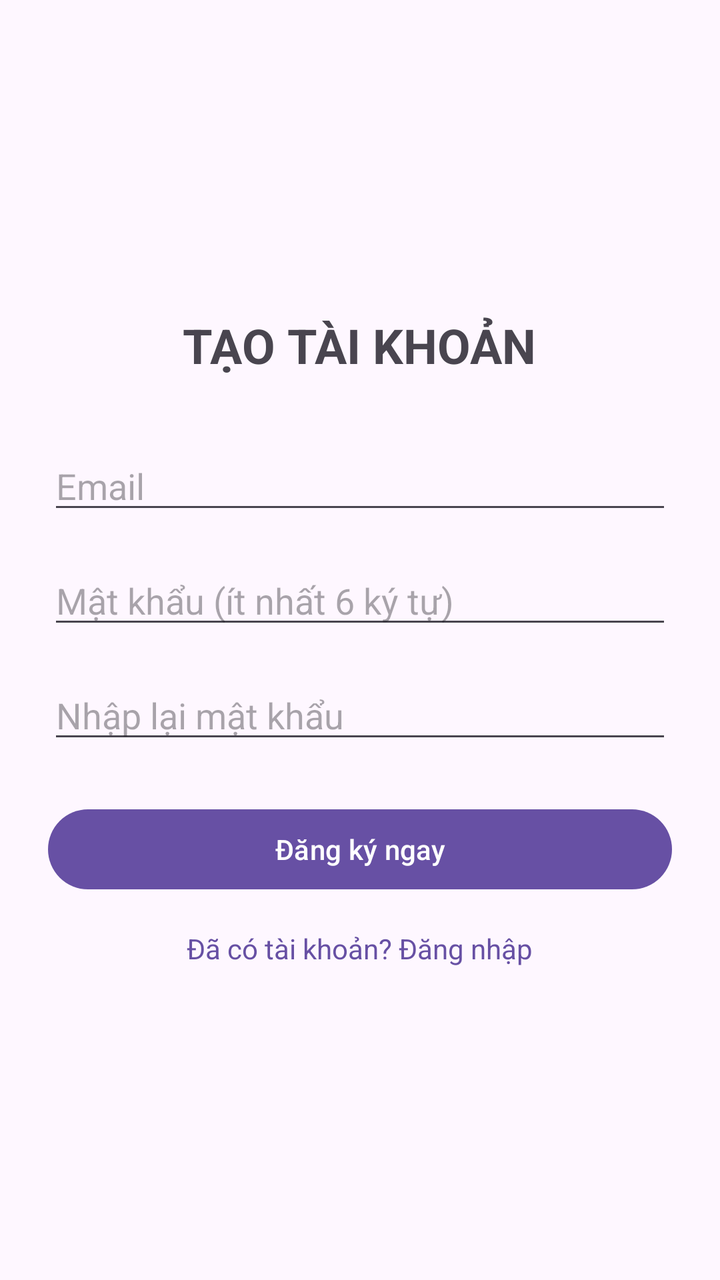
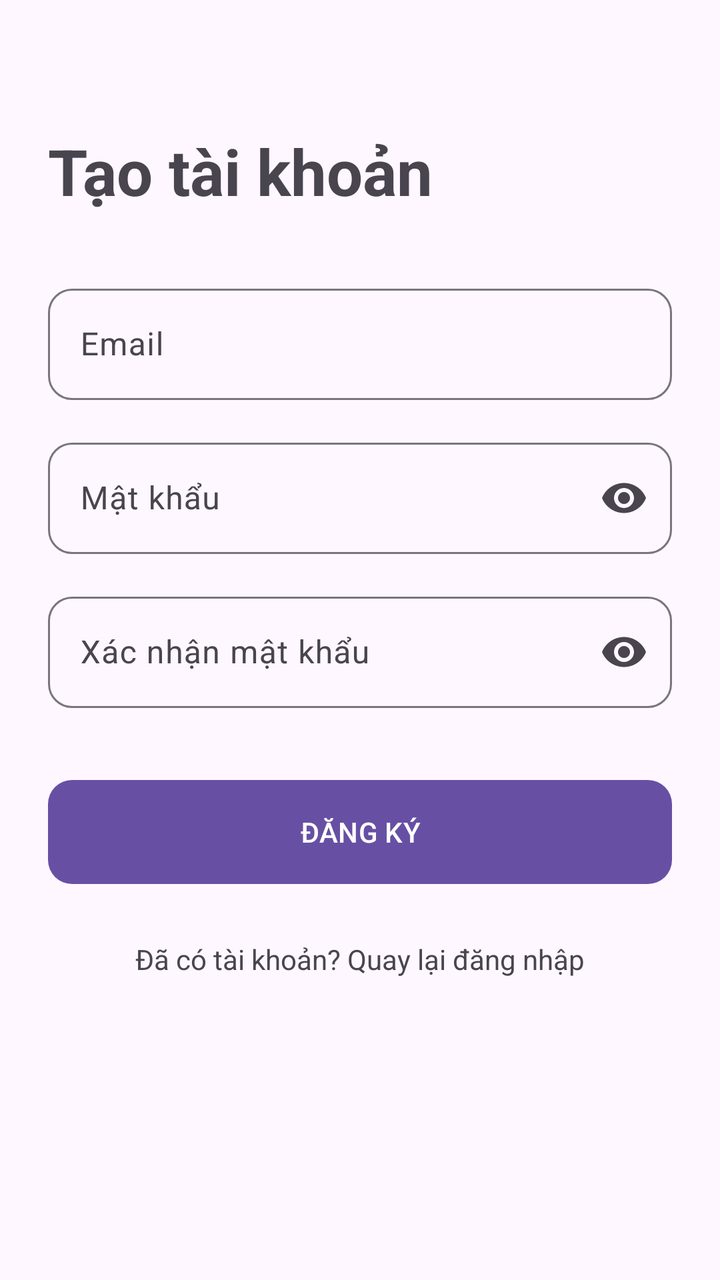

The first picture is an Android layout as it rendered before a commit; the second is the same layout after the commit. The layout source and the unified diff follow.
<!-- AndroidManifest.xml: application theme Theme.MyApplication -->
<!-- res/layout/activity_register.xml -->
<?xml version="1.0" encoding="utf-8"?>
<LinearLayout xmlns:android="http://schemas.android.com/apk/res/android"
    android:layout_width="match_parent"
    android:layout_height="match_parent"
    android:orientation="vertical"
    android:padding="24dp"
    android:gravity="center">

    <TextView
        android:layout_width="wrap_content"
        android:layout_height="wrap_content"
        android:text="TẠO TÀI KHOẢN"
        android:textSize="24sp"
        android:textStyle="bold"
        android:layout_marginBottom="32dp"/>

    <EditText
        android:id="@+id/edtEmailReg"
        android:layout_width="match_parent"
        android:layout_height="wrap_content"
        android:hint="Email"
        android:inputType="textEmailAddress"/>

    <EditText
        android:id="@+id/edtPasswordReg"
        android:layout_width="match_parent"
        android:layout_height="wrap_content"
        android:hint="Mật khẩu (ít nhất 6 ký tự)"
        android:inputType="textPassword"
        android:layout_marginTop="16dp"/>

    <EditText
        android:id="@+id/edtConfirmPassword"
        android:layout_width="match_parent"
        android:layout_height="wrap_content"
        android:hint="Nhập lại mật khẩu"
        android:inputType="textPassword"
        android:layout_marginTop="16dp"/>

    <Button
        android:id="@+id/btnRegister"
        android:layout_width="match_parent"
        android:layout_height="wrap_content"
        android:text="Đăng ký ngay"
        android:layout_marginTop="24dp"/>

    <TextView
        android:id="@+id/txtBackToLogin"
        android:layout_width="wrap_content"
        android:layout_height="wrap_content"
        android:text="Đã có tài khoản? Đăng nhập"
        android:layout_marginTop="16dp"
        android:textColor="?attr/colorPrimary"/>

</LinearLayout>
<!-- resources referenced by this layout -->
<resources>
  <style name="Theme.MyApplication" parent="Base.Theme.MyApplication" />
  <style name="Base.Theme.MyApplication" parent="Theme.Material3.DayNight.NoActionBar">
          
          
      </style>
</resources>

<!-- the commit's change to res/layout/activity_register.xml (unified diff, before → after) -->
@@ -1,55 +1,113 @@
 <?xml version="1.0" encoding="utf-8"?>
-<LinearLayout xmlns:android="http://schemas.android.com/apk/res/android"
+<androidx.core.widget.NestedScrollView
+    xmlns:android="http://schemas.android.com/apk/res/android"
+    xmlns:app="http://schemas.android.com/apk/res-auto"
     android:layout_width="match_parent"
     android:layout_height="match_parent"
-    android:orientation="vertical"
-    android:padding="24dp"
-    android:gravity="center">
+    android:fillViewport="true">
 
-    <TextView
-        android:layout_width="wrap_content"
-        android:layout_height="wrap_content"
-        android:text="TẠO TÀI KHOẢN"
-        android:textSize="24sp"
-        android:textStyle="bold"
-        android:layout_marginBottom="32dp"/>
-
-    <EditText
-        android:id="@+id/edtEmailReg"
+    <androidx.constraintlayout.widget.ConstraintLayout
         android:layout_width="match_parent"
         android:layout_height="wrap_content"
-        android:hint="Email"
-        android:inputType="textEmailAddress"/>
+        android:padding="24dp">
 
-    <EditText
-        android:id="@+id/edtPasswordReg"
-        android:layout_width="match_parent"
-        android:layout_height="wrap_content"
-        android:hint="Mật khẩu (ít nhất 6 ký tự)"
-        android:inputType="textPassword"
-        android:layout_marginTop="16dp"/>
+        <TextView
+            android:id="@+id/titleReg"
+            android:layout_width="wrap_content"
+            android:layout_height="wrap_content"
+            android:layout_marginTop="40dp"
+            android:text="Tạo tài khoản"
+            android:textSize="32sp"
+            android:textStyle="bold"
+            app:layout_constraintStart_toStartOf="parent"
+            app:layout_constraintTop_toTopOf="parent" />
 
-    <EditText
-        android:id="@+id/edtConfirmPassword"
-        android:layout_width="match_parent"
-        android:layout_height="wrap_content"
-        android:hint="Nhập lại mật khẩu"
-        android:inputType="textPassword"
-        android:layout_marginTop="16dp"/>
+        <LinearLayout
+            android:layout_width="match_parent"
+            android:layout_height="wrap_content"
+            android:layout_marginTop="32dp"
+            android:orientation="vertical"
+            app:layout_constraintTop_toBottomOf="@id/titleReg">
 
-    <Button
-        android:id="@+id/btnRegister"
-        android:layout_width="match_parent"
-        android:layout_height="wrap_content"
-        android:text="Đăng ký ngay"
-        android:layout_marginTop="24dp"/>
+            <com.google.android.material.textfield.TextInputLayout
+                style="@style/Widget.Material3.TextInputLayout.OutlinedBox"
+                android:layout_width="match_parent"
+                android:layout_height="wrap_content"
+                app:boxCornerRadiusBottomEnd="12dp"
+                app:boxCornerRadiusBottomStart="12dp"
+                app:boxCornerRadiusTopEnd="12dp"
+                app:boxCornerRadiusTopStart="12dp"
+                android:hint="Email">
+                <com.google.android.material.textfield.TextInputEditText
+                    android:id="@+id/edtEmailReg"
+                    android:layout_width="match_parent"
+                    android:layout_height="wrap_content"
+                    android:inputType="textEmailAddress" />
+            </com.google.android.material.textfield.TextInputLayout>
 
-    <TextView
-        android:id="@+id/txtBackToLogin"
-        android:layout_width="wrap_content"
-        android:layout_height="wrap_content"
-        android:text="Đã có tài khoản? Đăng nhập"
-        android:layout_marginTop="16dp"
-        android:textColor="?attr/colorPrimary"/>
+            <com.google.android.material.textfield.TextInputLayout
+                style="@style/Widget.Material3.TextInputLayout.OutlinedBox"
+                android:layout_width="match_parent"
+                android:layout_height="wrap_content"
+                android:layout_marginTop="16dp"
+                app:boxCornerRadiusBottomEnd="12dp"
+                app:boxCornerRadiusBottomStart="12dp"
+                app:boxCornerRadiusTopEnd="12dp"
+                app:boxCornerRadiusTopStart="12dp"
+                app:endIconMode="password_toggle"
+                android:hint="Mật khẩu">
+                <com.google.android.material.textfield.TextInputEditText
+                    android:id="@+id/edtPasswordReg"
+                    android:layout_width="match_parent"
+                    android:layout_height="wrap_content"
+                    android:inputType="textPassword" />
+            </com.google.android.material.textfield.TextInputLayout>
 
-</LinearLayout>
+            <com.google.android.material.textfield.TextInputLayout
+                style="@style/Widget.Material3.TextInputLayout.OutlinedBox"
+                android:layout_width="match_parent"
+                android:layout_height="wrap_content"
+                android:layout_marginTop="16dp"
+                app:boxCornerRadiusBottomEnd="12dp"
+                app:boxCornerRadiusBottomStart="12dp"
+                app:boxCornerRadiusTopEnd="12dp"
+                app:boxCornerRadiusTopStart="12dp"
+                app:endIconMode="password_toggle"
+                android:hint="Xác nhận mật khẩu">
+                <com.google.android.material.textfield.TextInputEditText
+                    android:id="@+id/edtConfirmPassword"
+                    android:layout_width="match_parent"
+                    android:layout_height="wrap_content"
+                    android:inputType="textPassword" />
+            </com.google.android.material.textfield.TextInputLayout>
+
+            <com.google.android.material.button.MaterialButton
+                android:id="@+id/btnRegister"
+                android:layout_width="match_parent"
+                android:layout_height="60dp"
+                android:layout_marginTop="32dp"
+                android:text="ĐĂNG KÝ"
+                app:cornerRadius="12dp" />
+
+            <TextView
+                android:id="@+id/txtBackToLogin"
+                android:layout_width="wrap_content"
+                android:layout_height="wrap_content"
+                android:layout_gravity="center"
+                android:layout_marginTop="24dp"
+                android:text="Đã có tài khoản? Quay lại đăng nhập" />
+
+        </LinearLayout>
+
+        <ProgressBar
+            android:id="@+id/regProgress"
+            android:layout_width="wrap_content"
+            android:layout_height="wrap_content"
+            android:visibility="gone"
+            app:layout_constraintBottom_toBottomOf="parent"
+            app:layout_constraintEnd_toEndOf="parent"
+            app:layout_constraintStart_toStartOf="parent"
+            app:layout_constraintTop_toTopOf="parent" />
+
+    </androidx.constraintlayout.widget.ConstraintLayout>
+</androidx.core.widget.NestedScrollView>
